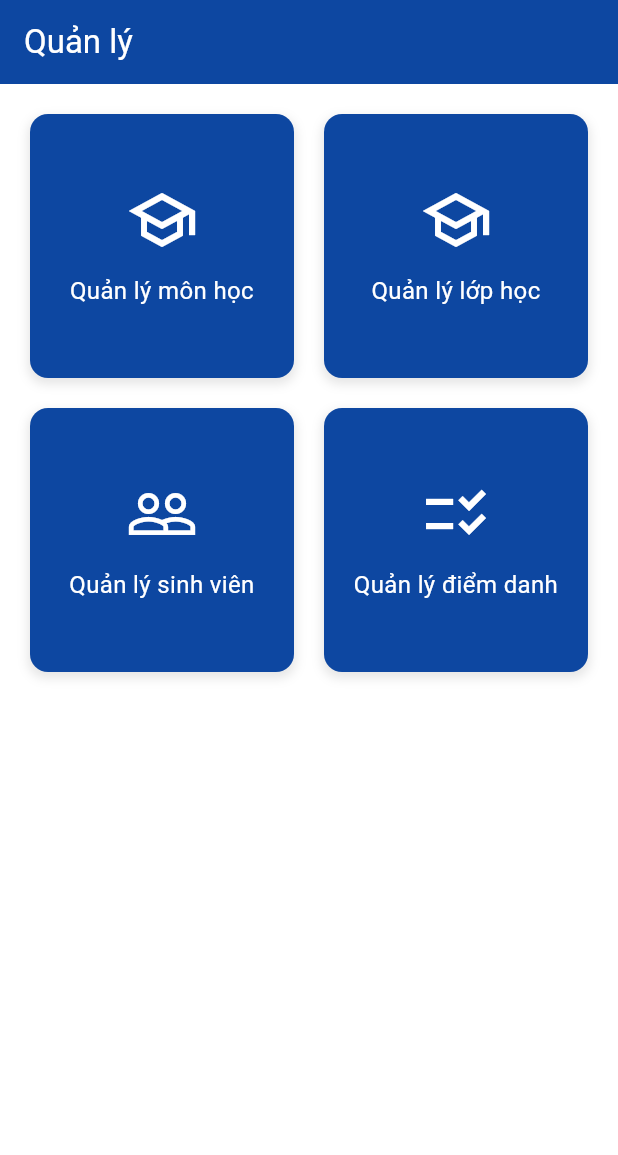
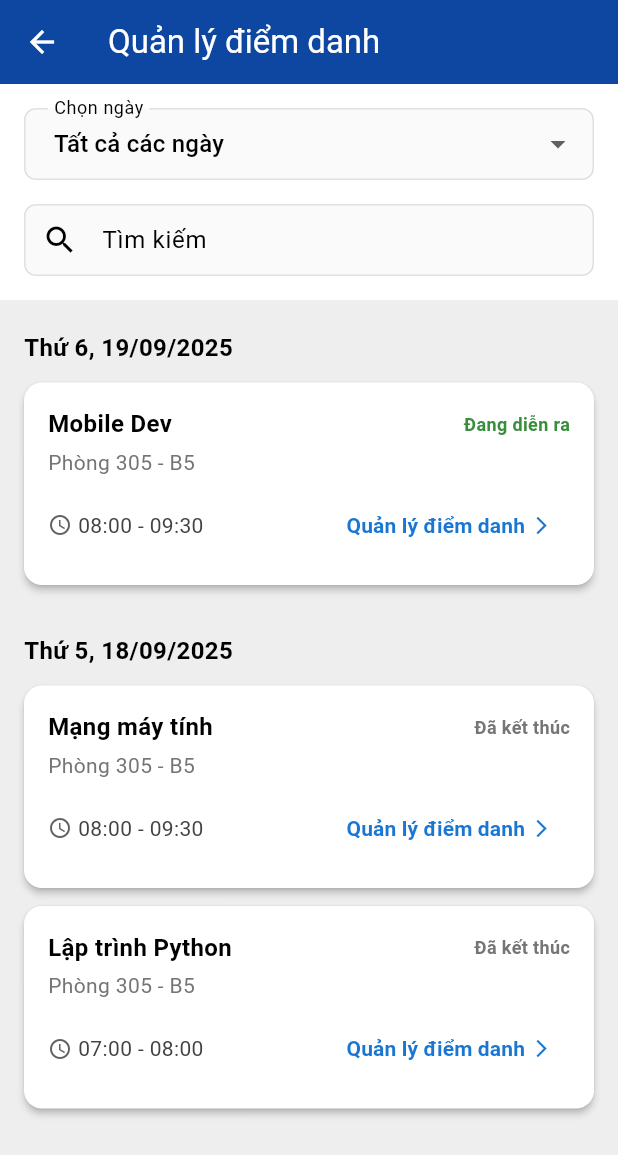
Before and after one commit to thanglele/CSE441_LapTrinhTrenCacThietBiDiDong, a Flutter app: the ManagementDashboardPage screen opened directly, after a tap on "Quản lý điểm danh", on a phone screen of 412 x 824 dp. Shown: the top 1155 px of the screen. Run offline on Flutter 3.47's test engine with Material 3 defaults, Android fonts, the light colour scheme and no system bars.

Commit message:
FE_quanlydiemdanh

```diff
--- /dev/null
+++ b/mytlu/lib/screens/management/attendance_history_page.dart
@@ -0,0 +1,235 @@
+import 'package:flutter/material.dart';
+import 'package:intl/intl.dart';
+import '../../models/class_model.dart'; // Dùng lại model lớp học
+import 'attendance_detail_page.dart'; // Trang chi tiết (sẽ tạo ở bước 3)
+
+class AttendanceHistoryPage extends StatefulWidget {
+  const AttendanceHistoryPage({super.key});
+
+  @override
+  State<AttendanceHistoryPage> createState() => _AttendanceHistoryPageState();
+}
+
+class _AttendanceHistoryPageState extends State<AttendanceHistoryPage> {
+  // Dữ liệu giả lập
+  // Chúng ta sẽ dùng List<dynamic> để chứa cả String (ngày) và ClassModel (lớp)
+  final List<dynamic> _items = [
+    "Thứ 6, 19/09/2025",
+    ClassModel(
+      code: 'CSE441.Mobile Dev',
+      name: 'Mobile Dev',
+      room: 'Phòng 305 - B5',
+      lecturer: 'Nguyễn Văn A',
+      time: '08:00 - 09:30',
+      status: 'Đang diễn ra',
+    ),
+    "Thứ 5, 18/09/2025",
+    ClassModel(
+      code: 'CSE123.Mạng máy tính',
+      name: 'Mạng máy tính',
+      room: 'Phòng 305 - B5',
+      lecturer: 'Nguyễn Văn A',
+      time: '08:00 - 09:30',
+      status: 'Đã kết thúc',
+    ),
+    ClassModel(
+      code: 'CSE456.Lập trình Python',
+      name: 'Lập trình Python',
+      room: 'Phòng 305 - B5',
+      lecturer: 'Nguyễn Văn A',
+      time: '07:00 - 08:00',
+      status: 'Đã kết thúc',
+    ),
+    // Thêm các ngày và lớp khác ở đây...
+  ];
+
+  @override
+  Widget build(BuildContext context) {
+    return Scaffold(
+      backgroundColor: Colors.grey[200],
+      appBar: AppBar(
+        title: const Text('Quản lý điểm danh',
+            style: TextStyle(color: Colors.white)),
+        backgroundColor: const Color(0xFF0D47A1),
+        iconTheme: const IconThemeData(color: Colors.white),
+      ),
+      body: Column(
+        children: [
+          // Khung Filter
+          _buildFilterSection(),
+          // Danh sách
+          Expanded(
+            child: ListView.builder(
+              padding: const EdgeInsets.symmetric(horizontal: 16),
+              itemCount: _items.length,
+              itemBuilder: (context, index) {
+                final item = _items[index];
+                // Nếu item là String, build header ngày
+                if (item is String) {
+                  return _buildDateHeader(item);
+                }
+                // Nếu item là ClassModel, build card lớp học
+                if (item is ClassModel) {
+                  return _buildClassCard(item);
+                }
+                return const SizedBox.shrink();
+              },
+            ),
+          ),
+        ],
+      ),
+    );
+  }
+
+  // Widget cho khung Filter (Chọn ngày, Tìm kiếm)
+  Widget _buildFilterSection() {
+    return Container(
+      padding: const EdgeInsets.all(16),
+      color: Colors.white,
+      child: Column(
+        children: [
+          DropdownButtonFormField<String>(
+            value: 'Tất cả các ngày',
+            decoration: _inputDecoration('Chọn ngày'),
+            items: ['Tất cả các ngày', 'Hôm nay', 'Hôm qua']
+                .map((String value) {
+              return DropdownMenuItem<String>(
+                value: value,
+                child: Text(value),
+              );
+            }).toList(),
+            onChanged: (String? newValue) {},
+          ),
+          const SizedBox(height: 16),
+          TextField(
+            decoration: _inputDecoration('Tìm kiếm').copyWith(
+              prefixIcon: const Icon(Icons.search),
+            ),
+          ),
+        ],
+      ),
+    );
+  }
+
+  // Widget cho tiêu đề ngày
+  Widget _buildDateHeader(String date) {
+    return Padding(
+      padding: const EdgeInsets.only(top: 20, bottom: 12),
+      child: Text(
+        date,
+        style: const TextStyle(fontSize: 16, fontWeight: FontWeight.bold),
+      ),
+    );
+  }
+
+  // Widget cho thẻ lớp học (giống thiết kế)
+  Widget _buildClassCard(ClassModel cls) {
+    final bool isFinished = cls.status == 'Đã kết thúc';
+    final Color statusColor =
+    isFinished ? Colors.grey[600]! : Colors.green[700]!;
+
+    return Card(
+      margin: const EdgeInsets.only(bottom: 12),
+      shape: RoundedRectangleBorder(borderRadius: BorderRadius.circular(12)),
+      elevation: 2,
+      child: Padding(
+        padding: const EdgeInsets.all(16.0),
+        child: Column(
+          crossAxisAlignment: CrossAxisAlignment.start,
+          children: [
+            Row(
+              mainAxisAlignment: MainAxisAlignment.spaceBetween,
+              children: [
+                Expanded(
+                  child: Text(
+                    cls.name,
+                    style: const TextStyle(
+                        fontSize: 16, fontWeight: FontWeight.bold),
+                    overflow: TextOverflow.ellipsis,
+                  ),
+                ),
+                Text(
+                  cls.status,
+                  style: TextStyle(
+                      fontSize: 12,
+                      color: statusColor,
+                      fontWeight: FontWeight.bold),
+                ),
+              ],
+            ),
+            const SizedBox(height: 4),
+            Text(
+              cls.room,
+              style: TextStyle(fontSize: 14, color: Colors.grey[600]),
+            ),
+            const SizedBox(height: 8),
+            Row(
+              mainAxisAlignment: MainAxisAlignment.spaceBetween,
+              children: [
+                Row(
+                  children: [
+                    Icon(Icons.access_time, size: 16, color: Colors.grey[700]),
+                    const SizedBox(width: 4),
+                    Text(
+                      cls.time,
+                      style: TextStyle(fontSize: 14, color: Colors.grey[800]),
+                    ),
+                  ],
+                ),
+                // Nút "Quản lý điểm danh"
+                TextButton(
+                  onPressed: () {
+                    // Chuyển sang trang chi tiết
+                    Navigator.push(
+                      context,
+                      MaterialPageRoute(
+                        builder: (context) =>
+                            AttendanceDetailPage(classInfo: cls),
+                      ),
+                    );
+                  },
+                  child: Row(
+                    mainAxisSize: MainAxisSize.min,
+                    children: [
+                      Text(
+                        'Quản lý điểm danh',
+                        style: TextStyle(
+                            color: Colors.blue[700],
+                            fontWeight: FontWeight.w600),
+                      ),
+                      const SizedBox(width: 4),
+                      Icon(Icons.arrow_forward_ios,
+                          size: 14, color: Colors.blue[700]),
+                    ],
+                  ),
+                ),
+              ],
+            ),
+          ],
+        ),
+      ),
+    );
+  }
+
+  // Helper cho InputDecoration
+  InputDecoration _inputDecoration(String label) {
+    return InputDecoration(
+      labelText: label,
+      filled: true,
+      fillColor: Colors.grey[50],
+      border: OutlineInputBorder(
+        borderRadius: BorderRadius.circular(8),
+        borderSide: BorderSide(color: Colors.grey[300]!),
+      ),
+      enabledBorder: OutlineInputBorder(
+        borderRadius: BorderRadius.circular(8),
+        borderSide: BorderSide(color: Colors.grey[300]!),
+      ),
+      focusedBorder: OutlineInputBorder(
+        borderRadius: BorderRadius.circular(8),
+        borderSide: const BorderSide(color: Color(0xFF0D47A1), width: 2),
+      ),
+      contentPadding: const EdgeInsets.symmetric(horizontal: 16, vertical: 12),
+    );
+  }
+}
--- a/mytlu/lib/screens/management/management_dashboard_page.dart
+++ b/mytlu/lib/screens/management/management_dashboard_page.dart
@@ -1,5 +1,6 @@
 import 'package:flutter/material.dart';
 import 'subject_management_page.dart';
+import 'attendance_history_page.dart';
 
 class ManagementDashboardPage extends StatelessWidget {
   const ManagementDashboardPage({super.key});
@@ -47,7 +48,13 @@ class ManagementDashboardPage extends StatelessWidget {
               context: context,
               icon: Icons.checklist_rtl_outlined,
               label: 'Quản lý điểm danh',
-              onTap: () {},
+              onTap: () {
+                Navigator.push(
+                  context,
+                  MaterialPageRoute(
+                      builder: (context) => const AttendanceHistoryPage()),
+                );
+              },
             ),
           ],
         ),
```
Also changed, not shown: mytlu/lib/models/student_attendance_model.dart (added, +15 -0 lines), mytlu/lib/screens/management/attendance_detail_page.dart (added, +284 -0 lines).
